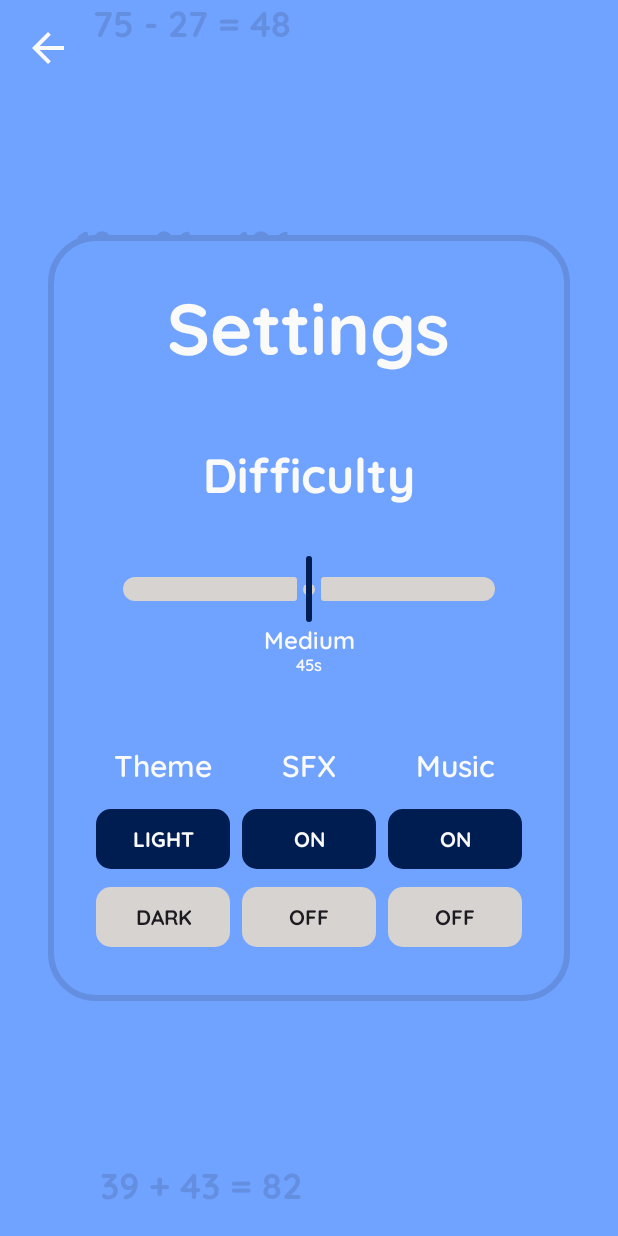
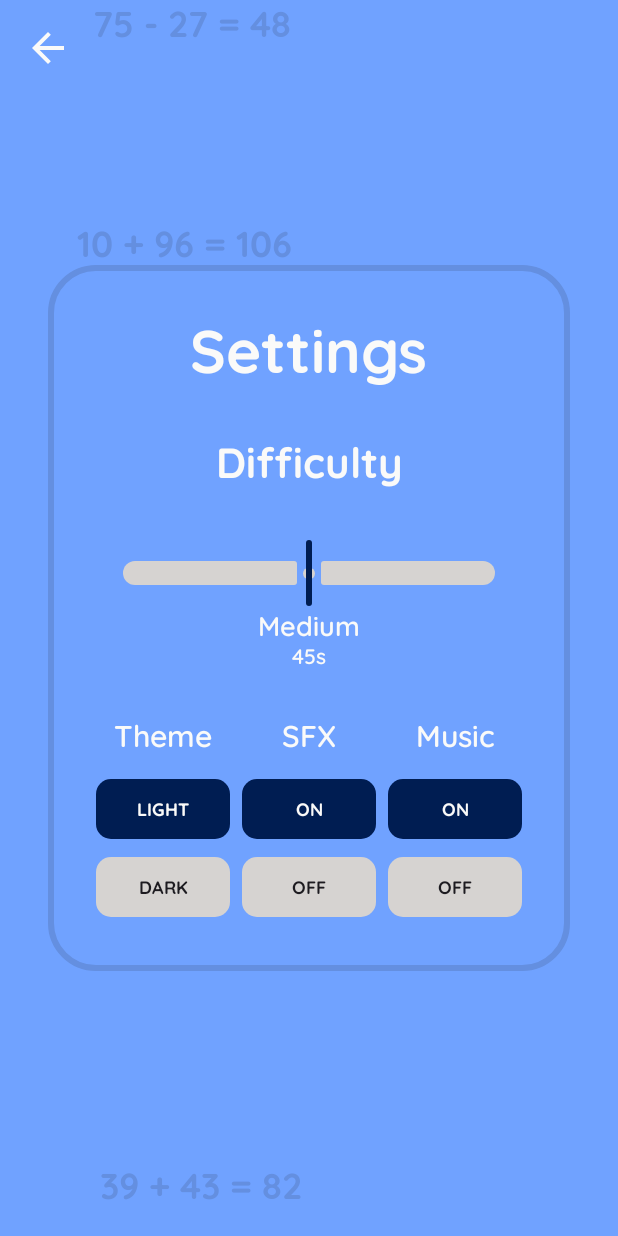
Before and after one commit to frichards17/QuickMaths, an Android app built with Jetpack Compose: the SETTINGS screen opened through its navigation route, on a phone screen of 412 x 824 dp. Run offline under Robolectric (Android 15) with nearby library versions, the phone set to English and light mode, and no system bars.

Commit message:
Type size adjustments

```diff
--- a/app/src/main/java/com/frankrichards/countdownnumbers/components/ControlButton.kt
+++ b/app/src/main/java/com/frankrichards/countdownnumbers/components/ControlButton.kt
@@ -52,7 +52,7 @@ fun ControlButton(
                 style = TextStyle(
                     fontFamily = FontFamily.Monospace,
                     fontWeight = FontWeight.Bold,
-                    fontSize = 24.sp
+                    fontSize = 40.sp
                 )
             )
         }
--- a/app/src/main/java/com/frankrichards/countdownnumbers/components/TogglePreference.kt
+++ b/app/src/main/java/com/frankrichards/countdownnumbers/components/PreferenceToggle.kt
@@ -19,7 +19,7 @@ import com.frankrichards.countdownnumbers.ui.theme.buttonSmall
 import com.frankrichards.countdownnumbers.ui.theme.lightText
 
 @Composable
-fun TogglePreference(
+fun PreferenceToggle(
     title: String,
     onButtonPress: (Boolean) -> Unit,
     modifier: Modifier = Modifier,
@@ -86,7 +86,7 @@ private fun TogglePreference_Preview() {
     }
 
     CountdownNumbersTheme {
-        TogglePreference(
+        PreferenceToggle(
             title = "Theme",
             onButtonPress = {
                 darkMode = !it
--- a/app/src/main/java/com/frankrichards/countdownnumbers/components/SelectableNumberCard.kt
+++ b/app/src/main/java/com/frankrichards/countdownnumbers/components/SelectableNumberCard.kt
@@ -100,7 +100,7 @@ fun SelectableNumberCard_Preview() {
             1,
             displayNumber = { it.toString() },
             selected = false,
-            aspectRatio = 0.5f
+            aspectRatio = 1f
         )
     }
 }
--- a/app/src/main/java/com/frankrichards/countdownnumbers/screens/Settings.kt
+++ b/app/src/main/java/com/frankrichards/countdownnumbers/screens/Settings.kt
@@ -23,10 +23,11 @@ import androidx.compose.ui.Alignment
 import androidx.compose.ui.Modifier
 import androidx.compose.ui.graphics.Color
 import androidx.compose.ui.platform.LocalContext
+import androidx.compose.ui.tooling.preview.Devices
 import androidx.compose.ui.tooling.preview.Preview
 import androidx.compose.ui.unit.dp
 import com.frankrichards.countdownnumbers.components.PreferenceSlider
-import com.frankrichards.countdownnumbers.components.TogglePreference
+import com.frankrichards.countdownnumbers.components.PreferenceToggle
 import com.frankrichards.countdownnumbers.data.DataStoreManager
 import com.frankrichards.countdownnumbers.model.AppViewModel
 import com.frankrichards.countdownnumbers.nav.NavigationItem
@@ -133,7 +134,7 @@ fun Settings(
         ) {
 
             Column(
-                verticalArrangement = Arrangement.spacedBy(32.dp, alignment = Alignment.CenterVertically),
+                verticalArrangement = Arrangement.spacedBy(16.dp, alignment = Alignment.CenterVertically),
                 horizontalAlignment = Alignment.CenterHorizontally,
                 modifier = Modifier
                     .background(
@@ -164,7 +165,7 @@ fun Settings(
                     horizontalArrangement = Arrangement.spacedBy(8.dp),
                     modifier = Modifier.fillMaxWidth()
                 ){
-                    TogglePreference(
+                    PreferenceToggle(
                         title = "Theme",
                         onButtonPress = {
                             viewModel.setDarkMode(!it)
@@ -174,7 +175,7 @@ fun Settings(
                         isPrimarySelected = !darkModeState,
                         modifier = Modifier.weight(1f)
                     )
-                    TogglePreference(
+                    PreferenceToggle(
                         title = "SFX",
                         onButtonPress = {
                             viewModel.setSFX(it)
@@ -182,7 +183,7 @@ fun Settings(
                         isPrimarySelected = sfxState,
                         modifier = Modifier.weight(1f)
                     )
-                    TogglePreference(
+                    PreferenceToggle(
                         title = "Music",
                         onButtonPress = {
                             viewModel.setMusic(it)
@@ -197,7 +198,7 @@ fun Settings(
     }
 }
 
-@Preview(widthDp = 480, heightDp = 800)
+@Preview(device = Devices.PIXEL_3A)
 @Composable
 fun Settings_Preview(){
 
```
Also changed, not shown: app/src/main/java/com/frankrichards/countdownnumbers/ui/theme/Type.kt (+5 -5 lines).
